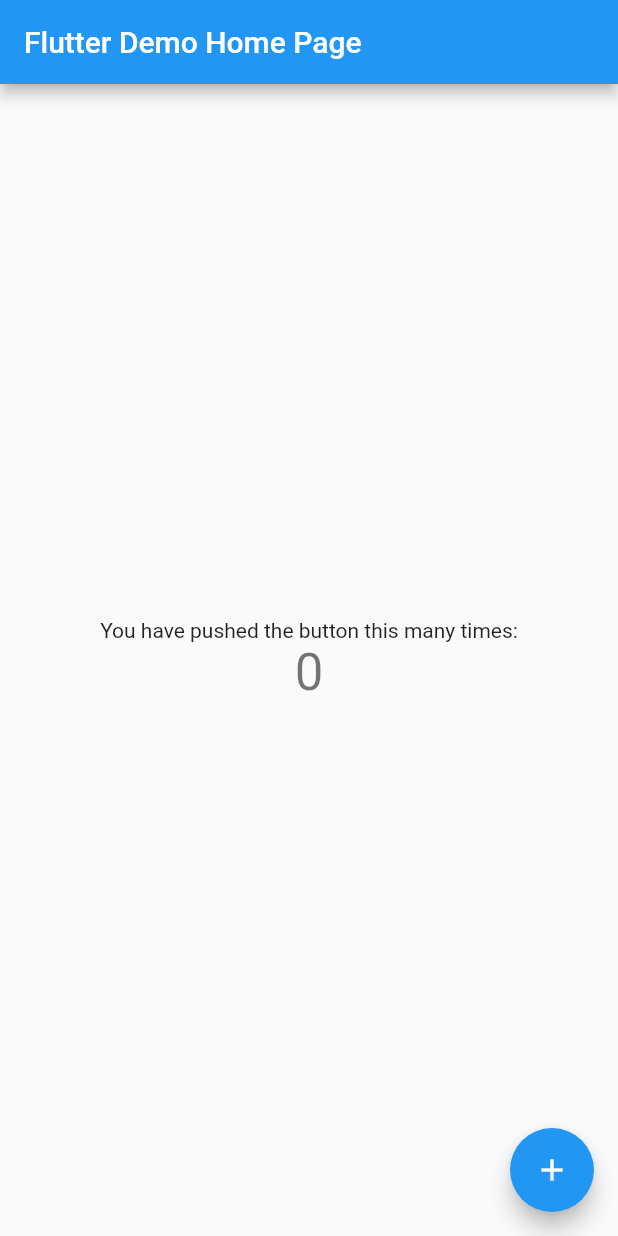
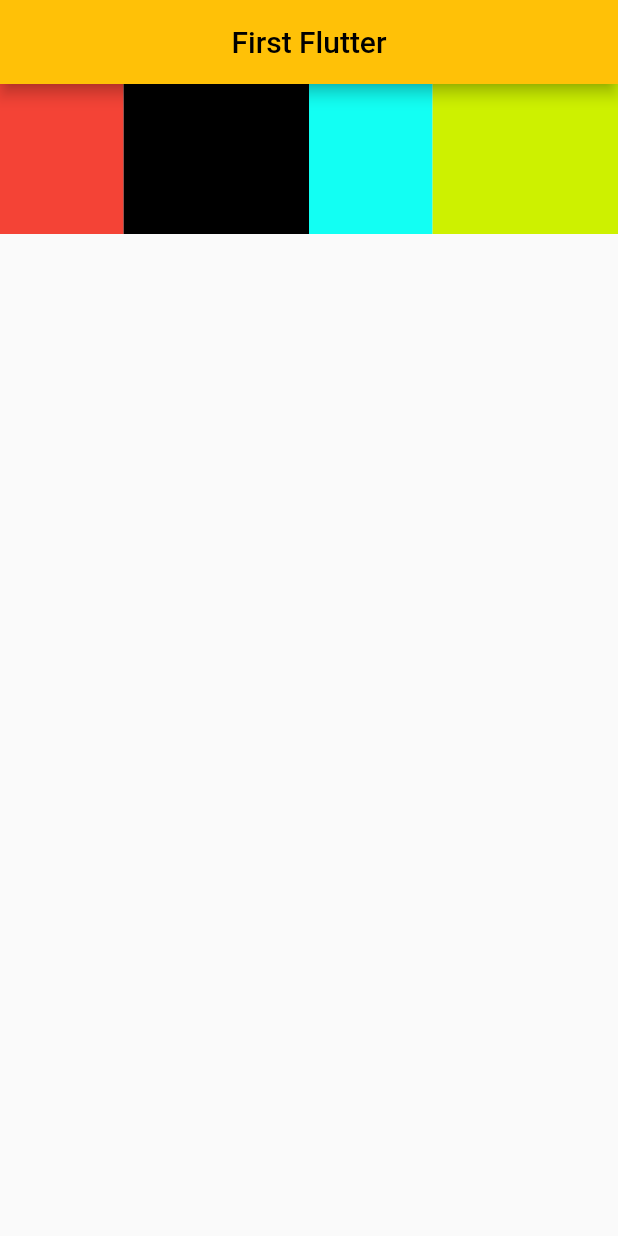
Before and after one commit to mdmidulhosen/my_flutter, a Flutter app: the screen it shows after launch, on a phone screen of 412 x 824 dp. Run offline on Flutter 3.47's test engine with Material 2 defaults, Android fonts, the phone set to English and light mode, and no system bars.

Commit message:
width set usign expanded widget's flex property

```diff
--- a/lib/main.dart
+++ b/lib/main.dart
@@ -1,115 +1,60 @@
 import 'package:flutter/material.dart';
 
+var names = ['Mridul', 'Aman Bhai', 'Emon Bhai', 'Towhid Bhai', 'Akash Bhai'];
+
 void main() {
-  runApp(const MyApp());
-}
+  runApp(
+    MaterialApp(
+      debugShowCheckedModeBanner: false,
+      home: Scaffold(
+        appBar: AppBar(
+        title:Center
+        (child: const Text('First Flutter', style: TextStyle(color: Colors.black),)),
+        backgroundColor: Colors.amber,
+        ),
 
-class MyApp extends StatelessWidget {
-  const MyApp({super.key});
+        body: Row(
+          children: [
+            Expanded(
+              flex: 2,
+              child: Container(
+                width: 50,
+                height: 100,
+                color: Colors.red,
+              ),
+            ),
 
-  // This widget is the root of your application.
-  @override
-  Widget build(BuildContext context) {
-    return MaterialApp(
-      title: 'Flutter Demo',
-      theme: ThemeData(
-        // This is the theme of your application.
-        //
-        // Try running your application with "flutter run". You'll see the
-        // application has a blue toolbar. Then, without quitting the app, try
-        // changing the primarySwatch below to Colors.green and then invoke
-        // "hot reload" (press "r" in the console where you ran "flutter run",
-        // or simply save your changes to "hot reload" in a Flutter IDE).
-        // Notice that the counter didn't reset back to zero; the application
-        // is not restarted.
-        primarySwatch: Colors.blue,
-      ),
-      home: const MyHomePage(title: 'Flutter Demo Home Page'),
-    );
-  }
-}
+            Expanded(
+              flex: 3,
+              child: Container(
+                width: 50,
+                height: 100,
+                color: Color.fromARGB(255, 0, 0, 0),
+              ),
+            ),
 
-class MyHomePage extends StatefulWidget {
-  const MyHomePage({super.key, required this.title});
+            Expanded(
+              flex: 2,
+              child: Container(
+                width: 50,
+                height: 100,
+                color: Color.fromARGB(255, 18, 255, 243),
+              ),
+            ),
 
-  // This widget is the home page of your application. It is stateful, meaning
-  // that it has a State object (defined below) that contains fields that affect
-  // how it looks.
-
-  // This class is the configuration for the state. It holds the values (in this
-  // case the title) provided by the parent (in this case the App widget) and
-  // used by the build method of the State. Fields in a Widget subclass are
-  // always marked "final".
-
-  final String title;
-
-  @override
-  State<MyHomePage> createState() => _MyHomePageState();
-}
-
-class _MyHomePageState extends State<MyHomePage> {
-  int _counter = 0;
-
-  void _incrementCounter() {
-    setState(() {
-      // This call to setState tells the Flutter framework that something has
-      // changed in this State, which causes it to rerun the build method below
-      // so that the display can reflect the updated values. If we changed
-      // _counter without calling setState(), then the build method would not be
-      // called again, and so nothing would appear to happen.
-      _counter++;
-    });
-  }
-
-  @override
-  Widget build(BuildContext context) {
-    // This method is rerun every time setState is called, for instance as done
-    // by the _incrementCounter method above.
-    //
-    // The Flutter framework has been optimized to make rerunning build methods
-    // fast, so that you can just rebuild anything that needs updating rather
-    // than having to individually change instances of widgets.
-    return Scaffold(
-      appBar: AppBar(
-        // Here we take the value from the MyHomePage object that was created by
-        // the App.build method, and use it to set our appbar title.
-        title: Text(widget.title),
-      ),
-      body: Center(
-        // Center is a layout widget. It takes a single child and positions it
-        // in the middle of the parent.
-        child: Column(
-          // Column is also a layout widget. It takes a list of children and
-          // arranges them vertically. By default, it sizes itself to fit its
-          // children horizontally, and tries to be as tall as its parent.
-          //
-          // Invoke "debug painting" (press "p" in the console, choose the
-          // "Toggle Debug Paint" action from the Flutter Inspector in Android
-          // Studio, or the "Toggle Debug Paint" command in Visual Studio Code)
-          // to see the wireframe for each widget.
-          //
-          // Column has various properties to control how it sizes itself and
-          // how it positions its children. Here we use mainAxisAlignment to
-          // center the children vertically; the main axis here is the vertical
-          // axis because Columns are vertical (the cross axis would be
-          // horizontal).
-          mainAxisAlignment: MainAxisAlignment.center,
-          children: <Widget>[
-            const Text(
-              'You have pushed the button this many times:',
-            ),
-            Text(
-              '$_counter',
-              style: Theme.of(context).textTheme.headlineMedium,
+            Expanded(
+              flex: 3,
+              child: Container(
+                width: 50,
+                height: 100,
+                color: Color.fromARGB(255, 205, 241, 0),
+              ),
             ),
           ],
         ),
+
+
       ),
-      floatingActionButton: FloatingActionButton(
-        onPressed: _incrementCounter,
-        tooltip: 'Increment',
-        child: const Icon(Icons.add),
-      ), // This trailing comma makes auto-formatting nicer for build methods.
-    );
-  }
+   ),
+ );
 }
```
